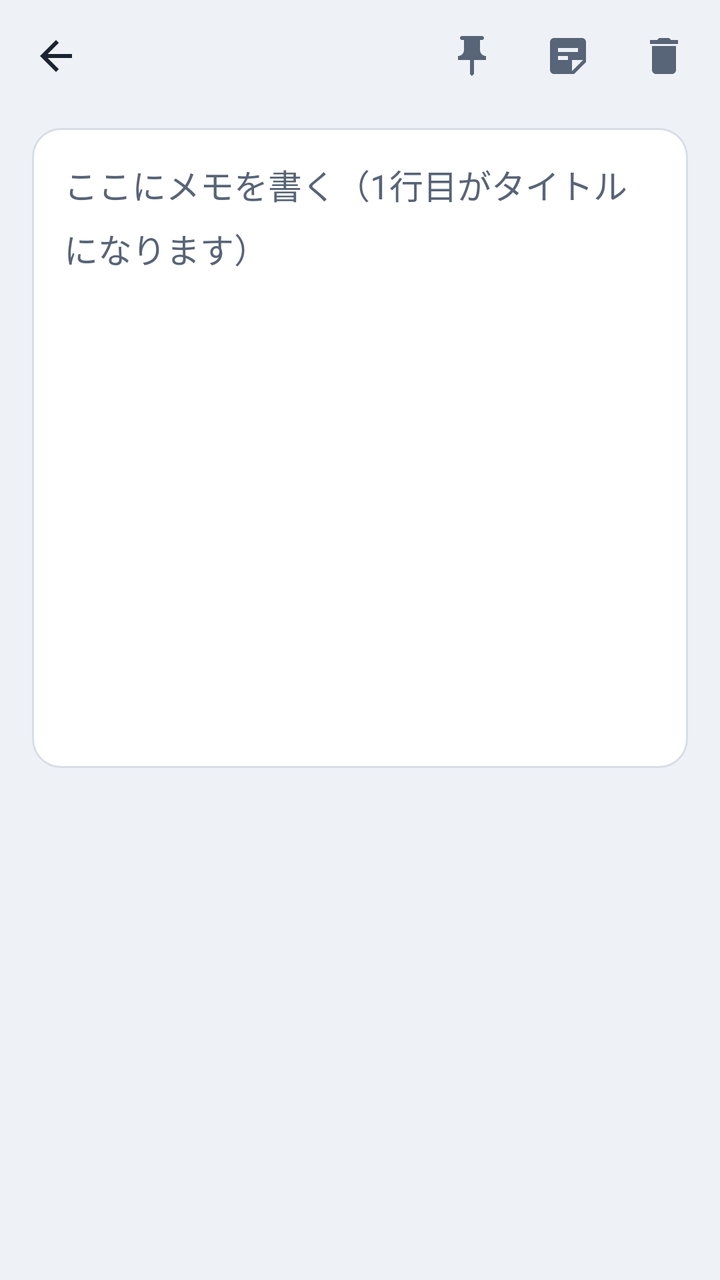
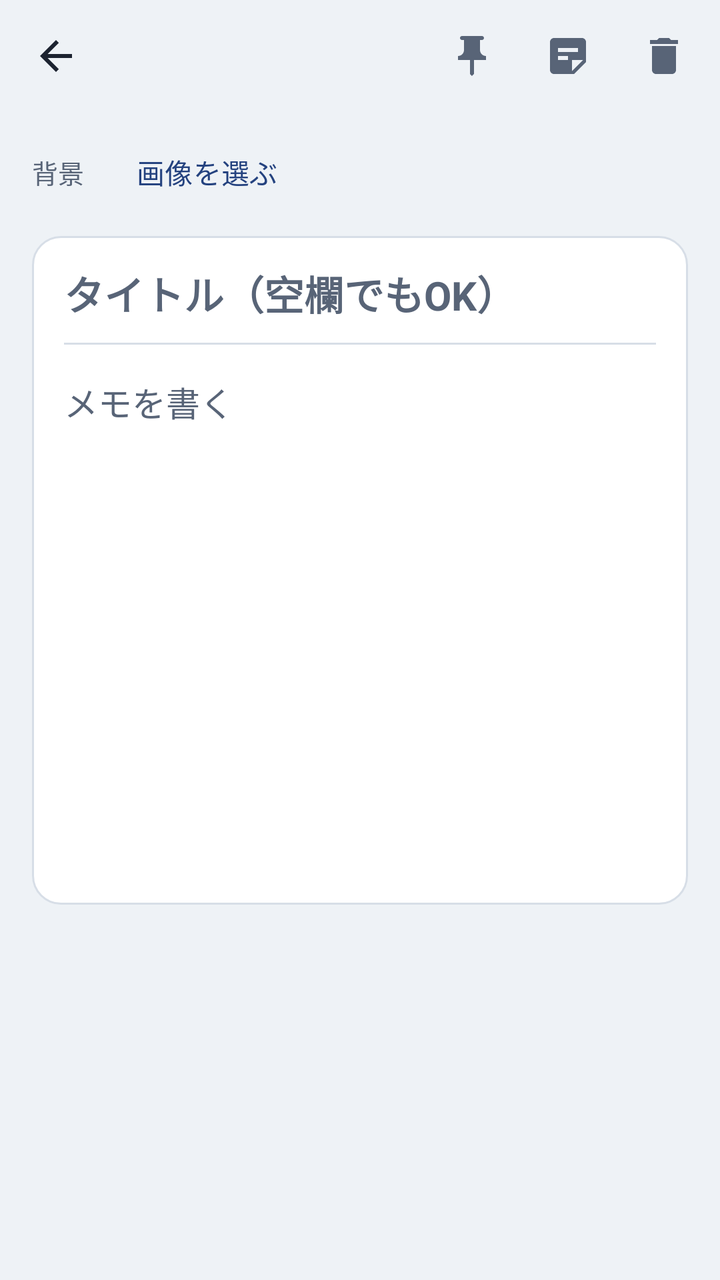

Compare the two renders of this Android layout. The source of the first and the diff that turns it into the second are given below.
<!-- AndroidManifest.xml: application theme Theme.PocketMemo -->
<!-- res/layout/activity_editor.xml -->
<?xml version="1.0" encoding="utf-8"?>
<LinearLayout xmlns:android="http://schemas.android.com/apk/res/android"
    xmlns:app="http://schemas.android.com/apk/res-auto"
    android:layout_width="match_parent"
    android:layout_height="match_parent"
    android:background="@color/paper"
    android:orientation="vertical">

    <LinearLayout
        android:layout_width="match_parent"
        android:layout_height="56dp"
        android:gravity="center_vertical"
        android:orientation="horizontal"
        android:paddingStart="4dp"
        android:paddingEnd="4dp">

        <ImageButton
            android:id="@+id/back"
            android:layout_width="48dp"
            android:layout_height="48dp"
            android:background="?attr/selectableItemBackgroundBorderless"
            android:contentDescription="@string/back"
            android:src="@drawable/ic_back"
            app:tint="@color/ink" />

        <View
            android:layout_width="0dp"
            android:layout_height="1dp"
            android:layout_weight="1" />

        <ImageButton
            android:id="@+id/pin"
            android:layout_width="48dp"
            android:layout_height="48dp"
            android:background="?attr/selectableItemBackgroundBorderless"
            android:contentDescription="@string/pin"
            android:src="@drawable/ic_pin"
            app:tint="@color/ink_soft" />

        <ImageButton
            android:id="@+id/sticky"
            android:layout_width="48dp"
            android:layout_height="48dp"
            android:background="?attr/selectableItemBackgroundBorderless"
            android:contentDescription="@string/to_widget"
            android:src="@drawable/ic_sticky"
            app:tint="@color/ink_soft" />

        <ImageButton
            android:id="@+id/delete"
            android:layout_width="48dp"
            android:layout_height="48dp"
            android:background="?attr/selectableItemBackgroundBorderless"
            android:contentDescription="@string/delete"
            android:src="@drawable/ic_delete"
            app:tint="@color/ink_soft" />
    </LinearLayout>

    <LinearLayout
        android:id="@+id/colors"
        android:layout_width="match_parent"
        android:layout_height="wrap_content"
        android:gravity="center_vertical"
        android:orientation="horizontal"
        android:paddingStart="16dp"
        android:paddingEnd="16dp"
        android:paddingBottom="8dp" />

    <ScrollView
        android:id="@+id/scroll"
        android:layout_width="match_parent"
        android:layout_height="0dp"
        android:layout_weight="1"
        android:fillViewport="true">

        <FrameLayout
            android:layout_width="match_parent"
            android:layout_height="wrap_content"
            android:paddingStart="16dp"
            android:paddingEnd="16dp"
            android:paddingBottom="16dp">

            <EditText
                android:id="@+id/text"
                android:layout_width="match_parent"
                android:layout_height="wrap_content"
                android:background="@drawable/bg_sheet"
                android:gravity="top|start"
                android:hint="@string/editor_hint"
                android:importantForAutofill="no"
                android:inputType="textMultiLine|textCapSentences"
                android:lineSpacingMultiplier="1.3"
                android:minHeight="320dp"
                android:padding="16dp"
                android:textColor="@color/ink"
                android:textColorHint="@color/ink_soft"
                android:textSize="17sp" />
        </FrameLayout>
    </ScrollView>

    <TextView
        android:id="@+id/meta"
        android:layout_width="match_parent"
        android:layout_height="wrap_content"
        android:paddingStart="18dp"
        android:paddingTop="8dp"
        android:paddingEnd="18dp"
        android:paddingBottom="12dp"
        android:textColor="@color/ink_soft"
        android:textSize="12sp" />
</LinearLayout>
<!-- resources referenced by this layout -->
<resources>
  <color name="ink">#FF1C2330</color>
  <color name="ink_soft">#FF586477</color>
  <color name="paper">#FFEEF2F6</color>
  <!-- drawable bg_sheet (drawable) -->
  <?xml version="1.0" encoding="utf-8"?>
  <shape xmlns:android="http://schemas.android.com/apk/res/android" android:shape="rectangle">
      <solid android:color="@color/sheet" />
      <stroke android:width="1dp" android:color="@color/rule" />
      <corners android:radius="14dp" />
  </shape>
  <!-- drawable ic_back (drawable) -->
  <?xml version="1.0" encoding="utf-8"?>
  <vector xmlns:android="http://schemas.android.com/apk/res/android"
      android:width="24dp" android:height="24dp"
      android:viewportWidth="24" android:viewportHeight="24"
      android:tint="?attr/colorControlNormal">
      <path android:fillColor="@android:color/white" android:pathData="M20,11H7.83l5.59,-5.59L12,4l-8,8 8,8 1.41,-1.41L7.83,13H20v-2z" />
  </vector>
  <!-- drawable ic_delete (drawable) -->
  <?xml version="1.0" encoding="utf-8"?>
  <vector xmlns:android="http://schemas.android.com/apk/res/android"
      android:width="24dp" android:height="24dp"
      android:viewportWidth="24" android:viewportHeight="24"
      android:tint="?attr/colorControlNormal">
      <path android:fillColor="@android:color/white" android:pathData="M6,19c0,1.1 0.9,2 2,2h8c1.1,0 2,-0.9 2,-2V7H6v12zM19,4h-3.5l-1,-1h-5l-1,1H5v2h14V4z" />
  </vector>
  <!-- drawable ic_pin (drawable) -->
  <?xml version="1.0" encoding="utf-8"?>
  <vector xmlns:android="http://schemas.android.com/apk/res/android"
      android:width="24dp" android:height="24dp"
      android:viewportWidth="24" android:viewportHeight="24"
      android:tint="?attr/colorControlNormal">
      <path android:fillColor="@android:color/white" android:pathData="M16,9V4h1c0.55,0 1,-0.45 1,-1s-0.45,-1 -1,-1H7C6.45,2 6,2.45 6,3s0.45,1 1,1h1v5c0,1.66 -1.34,3 -3,3v2h5.97v7l1,1 1,-1v-7H19v-2c-1.66,0 -3,-1.34 -3,-3z" />
  </vector>
  <!-- drawable ic_sticky (drawable) -->
  <?xml version="1.0" encoding="utf-8"?>
  <vector xmlns:android="http://schemas.android.com/apk/res/android"
      android:width="24dp" android:height="24dp"
      android:viewportWidth="24" android:viewportHeight="24"
      android:tint="?attr/colorControlNormal">
      <path android:fillColor="@android:color/white" android:pathData="M19,3H5C3.9,3 3,3.9 3,5v14c0,1.1 0.9,2 2,2h10l6,-6V5C21,3.9 20.1,3 19,3zM7,8h10v2H7V8zM12,14H7v-2h5v2zM14,19.5V14h5.5L14,19.5z" />
  </vector>
  <string name="back">一覧に戻る</string>
  <string name="delete">削除</string>
  <string name="editor_hint">ここにメモを書く（1行目がタイトルになります）</string>
  <string name="pin">ピン留め</string>
  <string name="to_widget">付箋としてホーム画面に貼る</string>
  <style name="Theme.PocketMemo" parent="Theme.Material3.DayNight.NoActionBar">
          <item name="colorPrimary">@color/ai</item>
          <item name="colorOnPrimary">@color/on_ai</item>
          <item name="colorPrimaryContainer">@color/ai_soft</item>
          <item name="colorOnPrimaryContainer">@color/ink</item>
          <item name="colorSecondary">@color/ai</item>
          <item name="colorOnSecondary">@color/on_ai</item>
          <item name="colorSurface">@color/sheet</item>
          <item name="colorOnSurface">@color/ink</item>
          <item name="colorOnSurfaceVariant">@color/ink_soft</item>
          <item name="colorOutline">@color/rule</item>
          <item name="android:colorBackground">@color/paper</item>
          <item name="android:windowBackground">@color/paper</item>
          <item name="android:statusBarColor">@color/paper</item>
          <item name="android:navigationBarColor">@color/paper</item>
          <item name="android:windowLightStatusBar">@bool/light_bars</item>
      </style>
  <color name="sheet">#FFFFFFFF</color>
  <color name="rule">#FFD7DEE7</color>
  <color name="ai">#FF24427F</color>
  <color name="on_ai">#FFFFFFFF</color>
  <color name="ai_soft">#FFE2E9F6</color>
</resources>

<!-- the commit's change to res/layout/activity_editor.xml (unified diff, before → after) -->
@@ -56,16 +56,6 @@
             app:tint="@color/ink_soft" />
     </LinearLayout>
 
-    <LinearLayout
-        android:id="@+id/colors"
-        android:layout_width="match_parent"
-        android:layout_height="wrap_content"
-        android:gravity="center_vertical"
-        android:orientation="horizontal"
-        android:paddingStart="16dp"
-        android:paddingEnd="16dp"
-        android:paddingBottom="8dp" />
-
     <ScrollView
         android:id="@+id/scroll"
         android:layout_width="match_parent"
@@ -73,29 +63,112 @@
         android:layout_weight="1"
         android:fillViewport="true">
 
-        <FrameLayout
+        <LinearLayout
             android:layout_width="match_parent"
             android:layout_height="wrap_content"
+            android:orientation="vertical"
             android:paddingStart="16dp"
             android:paddingEnd="16dp"
             android:paddingBottom="16dp">
 
-            <EditText
-                android:id="@+id/text"
+            <LinearLayout
+                android:id="@+id/colors"
+                android:layout_width="match_parent"
+                android:layout_height="wrap_content"
+                android:gravity="center_vertical"
+                android:orientation="horizontal"
+                android:paddingBottom="6dp" />
+
+            <LinearLayout
+                android:layout_width="match_parent"
+                android:layout_height="wrap_content"
+                android:gravity="center_vertical"
+                android:minHeight="48dp"
+                android:orientation="horizontal"
+                android:paddingBottom="8dp">
+
+                <TextView
+                    android:layout_width="wrap_content"
+                    android:layout_height="wrap_content"
+                    android:minWidth="40dp"
+                    android:text="背景"
+                    android:textColor="@color/ink_soft"
+                    android:textSize="13sp" />
+
+                <ImageView
+                    android:id="@+id/bgThumb"
+                    android:layout_width="44dp"
+                    android:layout_height="44dp"
+                    android:layout_marginEnd="4dp"
+                    android:importantForAccessibility="no"
+                    android:scaleType="centerCrop"
+                    android:visibility="gone" />
+
+                <com.google.android.material.button.MaterialButton
+                    android:id="@+id/bgPick"
+                    style="@style/Widget.Material3.Button.TextButton"
+                    android:layout_width="wrap_content"
+                    android:layout_height="wrap_content"
+                    android:text="画像を選ぶ" />
+
+                <com.google.android.material.button.MaterialButton
+                    android:id="@+id/bgRemove"
+                    style="@style/Widget.Material3.Button.TextButton"
+                    android:layout_width="wrap_content"
+                    android:layout_height="wrap_content"
+                    android:text="外す"
+                    android:visibility="gone" />
+            </LinearLayout>
+
+            <LinearLayout
                 android:layout_width="match_parent"
                 android:layout_height="wrap_content"
                 android:background="@drawable/bg_sheet"
-                android:gravity="top|start"
-                android:hint="@string/editor_hint"
-                android:importantForAutofill="no"
-                android:inputType="textMultiLine|textCapSentences"
-                android:lineSpacingMultiplier="1.3"
-                android:minHeight="320dp"
-                android:padding="16dp"
-                android:textColor="@color/ink"
-                android:textColorHint="@color/ink_soft"
-                android:textSize="17sp" />
-        </FrameLayout>
+                android:orientation="vertical">
+
+                <EditText
+                    android:id="@+id/titleInput"
+                    android:layout_width="match_parent"
+                    android:layout_height="wrap_content"
+                    android:background="@null"
+                    android:hint="タイトル（空欄でもOK）"
+                    android:imeOptions="actionNext"
+                    android:importantForAutofill="no"
+                    android:inputType="text|textCapSentences"
+                    android:maxLines="2"
+                    android:paddingStart="16dp"
+                    android:paddingTop="14dp"
+                    android:paddingEnd="16dp"
+                    android:paddingBottom="10dp"
+                    android:textColor="@color/ink"
+                    android:textColorHint="@color/ink_soft"
+                    android:textSize="20sp"
+                    android:textStyle="bold" />
+
+                <View
+                    android:layout_width="match_parent"
+                    android:layout_height="1dp"
+                    android:layout_marginStart="16dp"
+                    android:layout_marginEnd="16dp"
+                    android:background="@color/rule" />
+
+                <EditText
+                    android:id="@+id/text"
+                    android:layout_width="match_parent"
+                    android:layout_height="wrap_content"
+                    android:background="@null"
+                    android:gravity="top|start"
+                    android:hint="メモを書く"
+                    android:importantForAutofill="no"
+                    android:inputType="textMultiLine|textCapSentences"
+                    android:lineSpacingMultiplier="1.3"
+                    android:minHeight="280dp"
+                    android:padding="16dp"
+                    android:textColor="@color/ink"
+                    android:textColorHint="@color/ink_soft"
+                    android:textSize="17sp" />
+            </LinearLayout>
+        </LinearLayout>
     </ScrollView>
 
     <TextView
<!-- resource entries referenced after the edit -->
@@ -44,7 +44,6 @@
   </vector>
   <string name="back">一覧に戻る</string>
   <string name="delete">削除</string>
-  <string name="editor_hint">ここにメモを書く（1行目がタイトルになります）</string>
   <string name="pin">ピン留め</string>
   <string name="to_widget">付箋としてホーム画面に貼る</string>
   <style name="Theme.PocketMemo" parent="Theme.Material3.DayNight.NoActionBar">
